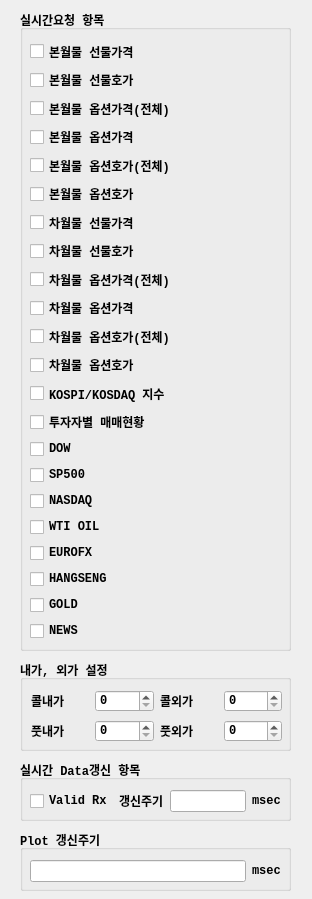
First picture: the form in UI/realtimeitem.ui, repository skygoldfish/SkyBot, before the edit.
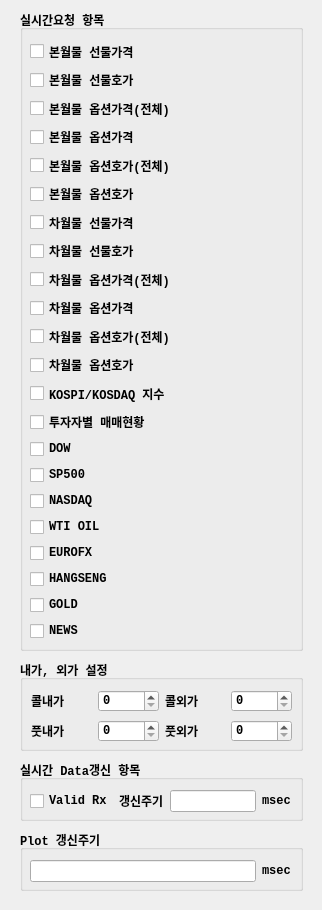
Second picture: the form after the edit.

Commit message: 소스정리

```diff
--- a/UI/realtimeitem.ui
+++ b/UI/realtimeitem.ui
@@ -6,8 +6,8 @@
    <rect>
     <x>0</x>
     <y>0</y>
-    <width>312</width>
-    <height>899</height>
+    <width>322</width>
+    <height>910</height>
    </rect>
   </property>
   <property name="windowTitle">
@@ -18,7 +18,7 @@
     <rect>
      <x>20</x>
      <y>10</y>
-     <width>271</width>
+     <width>283</width>
      <height>641</height>
     </rect>
    </property>
@@ -40,7 +40,7 @@
      <rect>
       <x>10</x>
       <y>30</y>
-      <width>251</width>
+      <width>261</width>
       <height>601</height>
      </rect>
     </property>
@@ -361,7 +361,7 @@
     <rect>
      <x>20</x>
      <y>830</y>
-     <width>271</width>
+     <width>283</width>
      <height>61</height>
     </rect>
    </property>
@@ -380,7 +380,7 @@
      <rect>
       <x>10</x>
       <y>30</y>
-      <width>251</width>
+      <width>261</width>
       <height>22</height>
      </rect>
     </property>
@@ -424,7 +424,7 @@
     <rect>
      <x>20</x>
      <y>760</y>
-     <width>271</width>
+     <width>283</width>
      <height>61</height>
     </rect>
    </property>
@@ -443,7 +443,7 @@
      <rect>
       <x>10</x>
       <y>30</y>
-      <width>251</width>
+      <width>261</width>
       <height>22</height>
      </rect>
     </property>
@@ -490,7 +490,7 @@
     <rect>
      <x>20</x>
      <y>660</y>
-     <width>271</width>
+     <width>283</width>
      <height>91</height>
     </rect>
    </property>
@@ -509,7 +509,7 @@
      <rect>
       <x>11</x>
       <y>60</y>
-      <width>251</width>
+      <width>261</width>
       <height>22</height>
      </rect>
     </property>
@@ -541,7 +541,7 @@
      <rect>
       <x>11</x>
       <y>30</y>
-      <width>251</width>
+      <width>261</width>
       <height>22</height>
      </rect>
     </property>
```
The commit also changes 2 other files.
